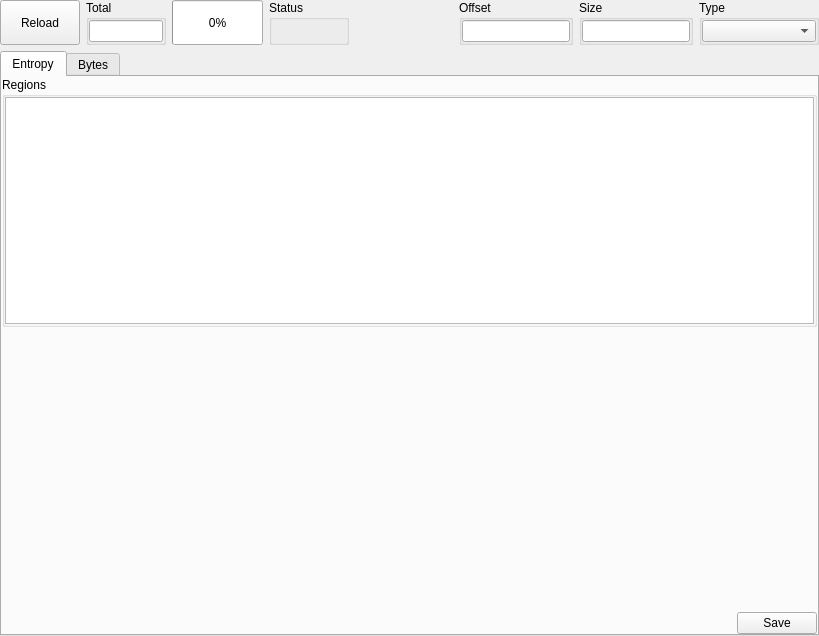
Above: xentropywidget.ui from horsicq/XEntropyWidget before the change. Below: the same form after it.
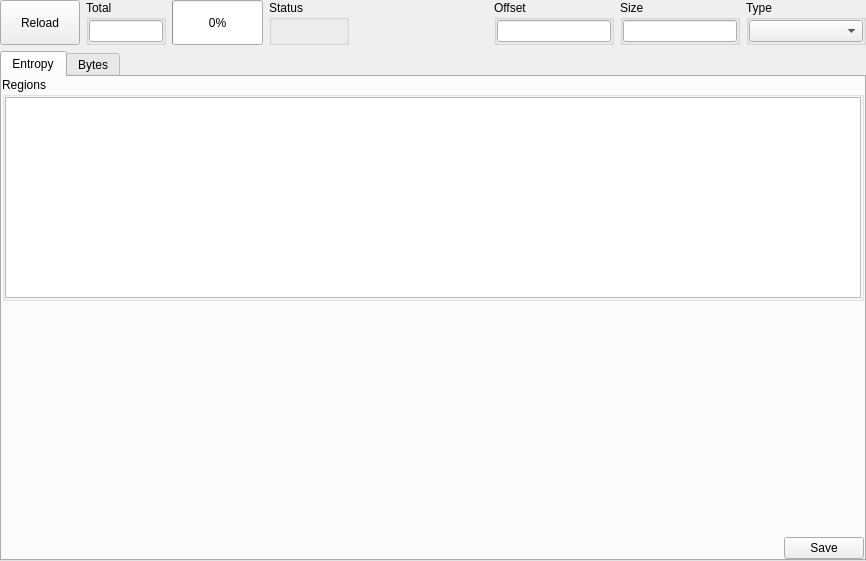
That is the form after the change. Custom widgets are drawn as their Qt base class.

The edit to the form file:
```diff
--- a/xentropywidget.ui
+++ b/xentropywidget.ui
@@ -6,8 +6,8 @@
    <rect>
     <x>0</x>
     <y>0</y>
-    <width>819</width>
-    <height>636</height>
+    <width>866</width>
+    <height>561</height>
    </rect>
   </property>
   <property name="windowTitle">
```
